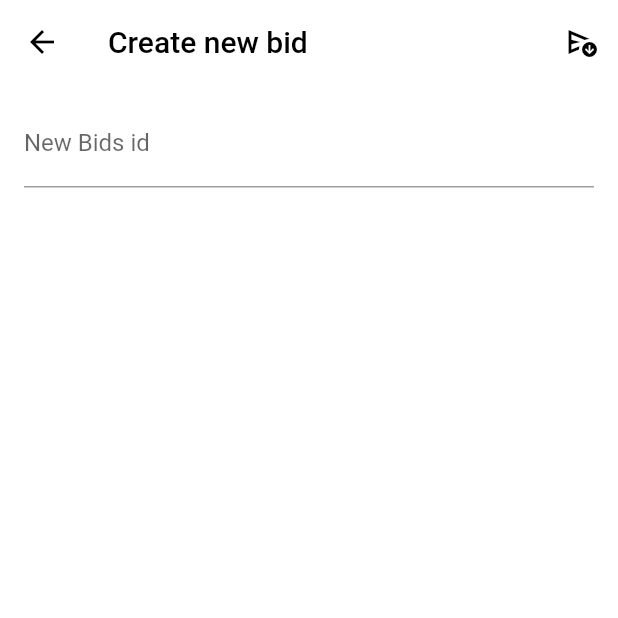
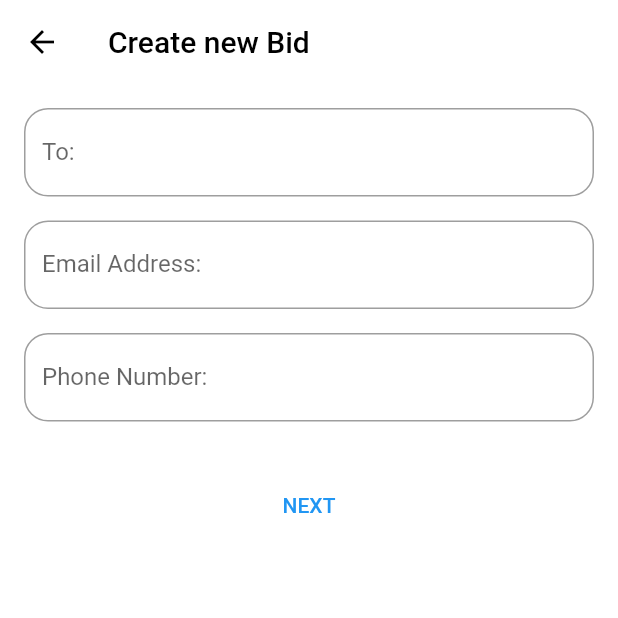
Before and after one commit to DorDorel/bid-app, a Flutter app: the CreateBidScreen screen opened by its route, on a phone screen of 412 x 824 dp, the top half of it. Run offline on Flutter 3.47's test engine with Material 2 defaults, Android fonts, the phone set to English and light mode, and no system bars; our stand-ins replace cloud_firestore, cloud_functions, firebase_auth, firebase_core; accounts and stored records are empty.

Commit message:
new bid screen

```diff
--- a/lib/db/bids_db.dart
+++ b/lib/db/bids_db.dart
@@ -1,10 +1,16 @@
+import 'package:bid/db/tenant_db.dart';
 import 'package:cloud_firestore/cloud_firestore.dart';
 
 class BidsDb {
   static FirebaseFirestore _db = FirebaseFirestore.instance;
+  // Database
+  final String tenant = TenantDB().curentTenantId;
 
-  // collection referance
-  final CollectionReference bidsCollection = _db.collection('bids');
-  final CollectionReference<Map<String, dynamic>> bidsCollectionMap =
-      _db.collection('bids');
+  // Collections reference
+  final CollectionReference companiesCollection = _db.collection('companies');
+  final CollectionReference<Map<String, dynamic>> companiesCollectionMap =
+      _db.collection('companies');
+
+  // Methods
+
 }
--- a/lib/db/database.dart
+++ b/lib/db/database.dart
@@ -1,10 +1,11 @@
+import 'package:bid/db/tenant_db.dart';
 import 'package:bid/models/company.dart';
 import 'package:bid/models/user.dart';
 import 'package:cloud_firestore/cloud_firestore.dart';
 
 class DatabaseSevice {
   static FirebaseFirestore _db = FirebaseFirestore.instance;
-
+  final String tenant = TenantDB().curentTenantId;
 // Collections reference
   final CollectionReference companiesCollection = _db.collection('companies');
   final CollectionReference usersCollection = _db.collection('users');
--- a/lib/models/bid.dart
+++ b/lib/models/bid.dart
@@ -3,16 +3,32 @@ import 'package:flutter/foundation.dart';
 
 class Bid {
   String bidId;
+  String createdBy;
+  DateTime date;
   String clientMail;
   String clientName;
-  int warrantyMonths;
-  List<Product> selectedProducts = [];
+  List<SelectedProducts> selectedProducts = [];
 
   Bid({
     required this.bidId,
+    required this.createdBy,
+    required this.date,
     required this.clientName,
     required this.clientMail,
-    required this.warrantyMonths,
     required this.selectedProducts,
   });
 }
+
+class SelectedProducts {
+  Product product;
+  int quantity;
+  int discount;
+  int warrantyMonths;
+
+  SelectedProducts({
+    required this.product,
+    required this.quantity,
+    required this.discount,
+    required this.warrantyMonths,
+  });
+}
--- a/lib/providers/bids_provider.dart
+++ b/lib/providers/bids_provider.dart
@@ -0,0 +1,3 @@
+import 'package:flutter/cupertino.dart';
+
+class BidsProvider with ChangeNotifier {}
--- a/lib/providers/tenant_provider.dart
+++ b/lib/providers/tenant_provider.dart
@@ -2,13 +2,12 @@ import 'package:bid/db/tenant_db.dart';
 import 'package:flutter/cupertino.dart';
 
 class TenantProvider with ChangeNotifier {
-  String get tenantId => TenantDB.curentTenantId;
+  String get tenantId => TenantDB().curentTenantId;
 
   Future<void> tenantValidation() async {
     bool validiate = await TenantDB().tenantAuthorization();
     if (!validiate) {
       print('not validate');
     }
-    notifyListeners();
   }
 }
--- a/lib/screens/admin/admin_screen.dart
+++ b/lib/screens/admin/admin_screen.dart
@@ -1,5 +1,6 @@
 import 'package:bid/db/db_test_conection.dart';
-import 'package:bid/screens/products/products_screen.dart';
+import 'package:bid/screens/admin/products/products_screen.dart';
+
 import 'package:flutter/material.dart';
 
 import 'create_new_user.dart';
--- a/lib/screens/products/products_screen.dart
+++ b/lib/screens/admin/products/products_screen.dart
@@ -1,6 +1,7 @@
 import 'package:bid/providers/products_provider.dart';
 import 'package:bid/screens/admin/add_new_product_screen.dart';
-import 'package:bid/screens/products/single_product_list.dart';
+import 'package:bid/screens/admin/products/single_product_list.dart';
+
 import 'package:flutter/material.dart';
 import 'package:provider/provider.dart';
 
--- a/lib/screens/products/single_product_list.dart
+++ b/lib/screens/admin/products/single_product_list.dart
@@ -1,4 +1,3 @@
-import 'package:bid/db/products_db.dart';
 import 'package:bid/providers/products_provider.dart';
 import 'package:flutter/material.dart';
 import 'package:provider/provider.dart';
--- a/lib/screens/bids/create_bid_screen.dart
+++ b/lib/screens/bids/create_bid_screen.dart
@@ -1,6 +1,9 @@
 import 'package:bid/auth/auth_service.dart';
 import 'package:bid/db/database.dart';
-import 'package:bid/db/db_test_conection.dart';
+import 'package:bid/models/bid.dart';
+import 'package:bid/providers/bids_provider.dart';
+import 'package:bid/providers/products_provider.dart';
+import 'package:bid/screens/bids/product_selection_screen.dart';
 import 'package:flutter/material.dart';
 import 'package:provider/provider.dart';
 
@@ -16,31 +19,109 @@ class _CreateBidScreenState extends State<CreateBidScreen> {
   Widget build(BuildContext context) {
     return Scaffold(
       appBar: AppBar(
-          actions: [
-            IconButton(
-                onPressed: () {}, icon: Icon(Icons.send_and_archive_outlined))
-          ],
         title: Text(
-            'Create new bid',
+          'Create new Bid',
           style: TextStyle(color: Theme.of(context).primaryColor),
         ),
       ),
-        body: Column(
+      body: NewBidForm(),
+    );
+  }
+}
+
+class NewBidForm extends StatefulWidget {
+  @override
+  _NewBidFormState createState() => _NewBidFormState();
+}
+
+class _NewBidFormState extends State<NewBidForm> {
+  String name = '';
+  String email = '';
+  String phoneNumber = '';
+
+  final _bidForm = GlobalKey<FormState>();
+
+  bool _saveForm() {
+    final isValid = _bidForm.currentState!.validate();
+    if (!isValid) {
+      return false;
+    }
+    _bidForm.currentState!.save();
+    return true;
+  }
+
+  @override
+  Widget build(BuildContext context) {
+    return Padding(
+      padding: EdgeInsets.all(16),
+      child: Form(
+        key: _bidForm,
+        child: ListView(
           children: [
-            Row(
-              children: [
-                Expanded(
-                  child: Padding(
-                    padding:
-                        EdgeInsets.symmetric(horizontal: 16.0, vertical: 10.0),
-                    child: TextFormField(
-                      decoration: InputDecoration(labelText: 'New Bids id'),
+            buildName(),
+            const SizedBox(height: 16),
+            buildEmail(),
+            const SizedBox(height: 16),
+            buildPhone(),
+            const SizedBox(height: 32),
+            buildNextButton(),
+          ],
         ),
       ),
-                )
-              ],
-            )
-          ],
-        ));
+    );
   }
+
+  Widget buildName() => TextFormField(
+        decoration: InputDecoration(
+            labelText: 'To:',
+            hintText: 'Personal or Company name',
+            border: OutlineInputBorder(
+              borderRadius: BorderRadius.all(Radius.circular(16.0)),
+            )),
+        keyboardType: TextInputType.name,
+        onSaved: (value) => name = value!,
+      );
+
+  Widget buildEmail() => TextFormField(
+      decoration: InputDecoration(
+          labelText: 'Email Address:',
+          border: OutlineInputBorder(
+            borderRadius: BorderRadius.all(Radius.circular(16.0)),
+          )),
+      validator: (value) {
+        final pattern = r'(^[a-zA-Z0-9_.+-]+@[a-zA-Z0-9-]+\.[a-zA-Z0-9-.]+$)';
+        final regExp = RegExp(pattern);
+
+        if (value!.isEmpty) {
+          return 'Enter an email';
+        } else if (!regExp.hasMatch(value)) {
+          return 'Enter a valid email';
+        } else {
+          return null;
         }
+      },
+      keyboardType: TextInputType.emailAddress,
+      onSaved: (value) => email = value!);
+
+  Widget buildPhone() => TextFormField(
+        decoration: InputDecoration(
+            labelText: 'Phone Number:',
+            border: OutlineInputBorder(
+              borderRadius: BorderRadius.all(Radius.circular(16.0)),
+            )),
+        keyboardType: TextInputType.phone,
+        onSaved: (value) => phoneNumber = value!,
+      );
+
+  Widget buildNextButton() => TextButton(
+      onPressed: () {
+        _saveForm()
+            ? Navigator.push(
+                context,
+                MaterialPageRoute(
+                    builder: (BuildContext context) => ProductSelectionScreen(
+                        name: name, email: email, phoneNumber: phoneNumber)))
+            : Text('error');
+      },
+      child: Text('NEXT'));
+}
```
Also changed, not shown: lib/db/products_db.dart (+34 -22 lines), lib/db/tenant_db.dart (+14 -3 lines), lib/main.dart (+12 -3 lines), lib/providers/new_bids_provider.dart (added, +22 -0 lines), lib/screens/admin/add_new_product_screen.dart (+0 -7 lines), lib/screens/bids/product_selection_screen.dart (added, +49 -0 lines), lib/screens/bids/widgets/product_list.dart (added, +43 -0 lines), lib/screens/bids/widgets/product_list_tile.dart (added, +62 -0 lines), lib/screens/bids/widgets/view_current_bid.dart (added, +26 -0 lines), lib/screens/main_dashboard.dart (+8 -7 lines). Lines whose indentation alone changed are shown as unchanged.
